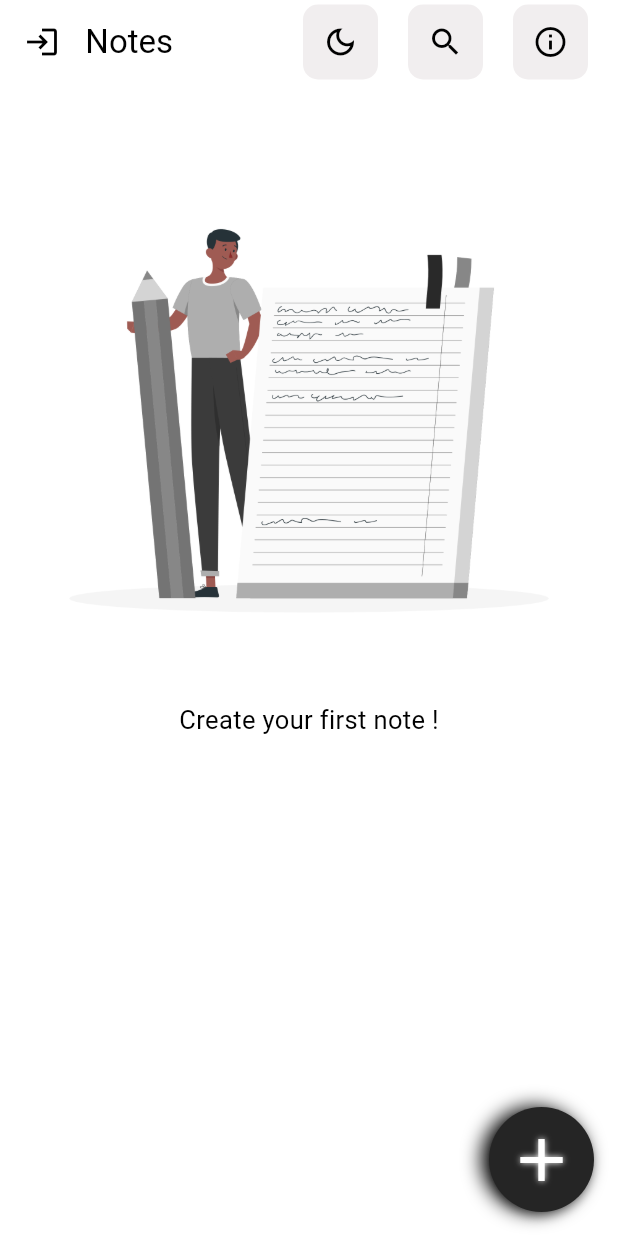
After one commit to AyeshaIdrees123/notes, a Flutter app: the NotesScreen screen opened directly, on a phone screen of 412 x 824 dp. The commit adds this screen. Run offline on Flutter 3.47's test engine with Material 3 defaults, Android fonts, the phone set to English and light mode, and no system bars; our stand-ins replace cloud_firestore, firebase_auth, firebase_core, flutter_bloc, flutter_slidable, shared_preferences; missing offline and left inert: flutter_overlay_loader; accounts and stored records are empty.

Commit message:
added comment

```diff
--- /dev/null
+++ b/lib/screens/notes_screen.dart
@@ -0,0 +1,201 @@
+import 'package:cloud_firestore/cloud_firestore.dart';
+import 'package:firebase_auth/firebase_auth.dart';
+import 'package:flutter/material.dart';
+import 'package:flutter_bloc/flutter_bloc.dart';
+import 'package:flutter_overlay_loader/flutter_overlay_loader.dart';
+import 'package:notes/bloc/bloc/block_bloc.dart';
+import 'package:notes/models/note.dart';
+import 'package:notes/screens/log_in_screen.dart';
+import 'package:notes/screens/note_detail_screen.dart';
+import 'package:notes/screens/search_notes_screen.dart';
+import 'package:notes/widgets/icon_container.dart';
+import 'package:notes/widgets/notes_list_view.dart';
+
+class NotesScreen extends StatefulWidget {
+  const NotesScreen({super.key});
+
+  @override
+  State<NotesScreen> createState() => _NotesScreenState();
+}
+
+class _NotesScreenState extends State<NotesScreen> {
+  final List<Note> _notes = [];
+  final FirebaseAuth _auth = FirebaseAuth.instance;
+  static final _firestore = FirebaseFirestore.instance;
+
+  final _notesRef = _firestore.collection('notes').withConverter<Note>(
+        fromFirestore: (snapshots, _) => Note.fromJson(snapshots.data()!),
+        toFirestore: (note, _) => note.toJson(),
+      );
+
+  bool _isLoading = false;
+  bool _isThemeDark = true;
+
+  @override
+  void initState() {
+    super.initState();
+    _loadSavedNotes();
+  }
+
+  Future<void> _loadSavedNotes() async {
+    _notes.clear();
+    _isLoading = true;
+    final userID = _auth.currentUser?.uid;
+
+    final notesSnapshot =
+        await _notesRef.where('userId', isEqualTo: userID).get();
+
+    for (var noteData in notesSnapshot.docs) {
+      final note = noteData.data();
+      _notes.add(note);
+    }
+
+    setState(() {
+      _isLoading = false;
+    });
+  }
+
+  void _deleteNote(Note note) async {
+    Loader.show(context, progressIndicator: const CircularProgressIndicator());
+
+    final id = note.id;
+    final noteDoc = _notesRef.doc(id);
+    await noteDoc.delete();
+    _notes.remove(note);
+    Loader.hide();
+    setState(() {});
+  }
+
+  void logOut() async {
+    await FirebaseAuth.instance.signOut();
+    Navigator.pushReplacement(
+        context, MaterialPageRoute(builder: (x) => const LoginScreen()));
+  }
+
+  @override
+  Widget build(BuildContext context) {
+    return Scaffold(
+      appBar: AppBar(
+        leading: InkWell(
+          onTap: () {
+            logOut();
+          },
+          child: const Icon(Icons.login_outlined),
+        ),
+        titleSpacing: 0.9,
+        title: const Text("Notes"),
+        actions: [
+          InkWell(
+            borderRadius: BorderRadius.circular(15),
+            onTap: () {
+              context.read<ThemeBloc>().add(ToggelEvent());
+              setState(() {
+                _isThemeDark = !_isThemeDark;
+              });
+            },
+            child: BlocBuilder<ThemeBloc, ThemeMode>(
+              builder: (context, state) {
+                return IconContainer(
+                    icon: state == ThemeMode.dark
+                        ? Icons.dark_mode
+                        : Icons.dark_mode_outlined);
+              },
+            ),
+          ),
+          const SizedBox(
+            width: 20,
+          ),
+          InkWell(
+              borderRadius: BorderRadius.circular(15),
+              onTap: () {
+                Navigator.push(
+                    context,
+                    MaterialPageRoute(
+                        builder: (context) => const SearchNotesScreen()));
+              },
+              child: const IconContainer(icon: Icons.search)),
+          const SizedBox(width: 20),
+          const IconContainer(icon: Icons.info_outline),
+          const SizedBox(width: 20)
+        ],
+      ),
+      body: Padding(
+        padding: const EdgeInsets.all(0),
+        child: _isLoading
+            ? const Center(child: CircularProgressIndicator())
+            : _notes.isNotEmpty
+                ? NotesListView(
+                    notes: _notes,
+                    onNotePressed: (note) {
+                      Navigator.push(
+                        context,
+                        MaterialPageRoute(
+                          builder: (_) => NoteDetailsScreen(
+                            note: note,
+                            onNoteSaved: (_) async {
+                              Loader.show(context,
+                                  progressIndicator:
+                                      const CircularProgressIndicator());
+                              await _loadSavedNotes();
+                              Loader.hide();
+                            },
+                          ),
+                        ),
+                      );
+                    },
+                    onDeletePressed: (note) {
+                      _deleteNote(note);
+                    },
+                  )
+                : Column(
+                    children: [
+                      Image.asset("assetes/images/notes.png"),
+                      const Text(
+                        "Create your first note !",
+                        style: TextStyle(fontSize: 17),
+                      )
+                    ],
+                  ),
+      ),
+      floatingActionButton: Container(
+        height: 70,
+        width: 70,
+        decoration: const BoxDecoration(
+          color: Colors.transparent,
+          shape: BoxShape.circle,
+          boxShadow: [
+            BoxShadow(
+                color: Colors.black, offset: Offset(-5, 0), blurRadius: 10)
+          ],
+        ),
+        child: FloatingActionButton(
+          onPressed: () {
+            Navigator.push(
+                context,
+                MaterialPageRoute(
+                    builder: (context) => NoteDetailsScreen(
+                          onNoteSaved: (_) {
+                            _loadSavedNotes();
+                          },
+                        )));
+          },
+          shape: const CircleBorder(),
+          backgroundColor: const Color.fromRGBO(37, 37, 37, 1),
+          elevation: 2,
+          child: const Icon(
+            Icons.add,
+            size: 48,
+            color: Colors.white,
+            shadows: [
+              Shadow(
+                color: Colors.white,
+                offset: Offset(0.2, 0.5),
+                blurRadius: 5.0,
+              )
+            ],
+          ),
+        ),
+      ),
+    );
+  }
+}
--- a/lib/screens/reset_passwored_screen.dart
+++ b/lib/screens/reset_passwored_screen.dart
@@ -10,6 +10,7 @@ class ResetPassworedScreen extends StatefulWidget {
   @override
   State<ResetPassworedScreen> createState() => _ResetPassworedScreenState();
 }
+// comment
 
 class _ResetPassworedScreenState extends State<ResetPassworedScreen> {
   final FirebaseAuth _auth = FirebaseAuth.instance;
```
